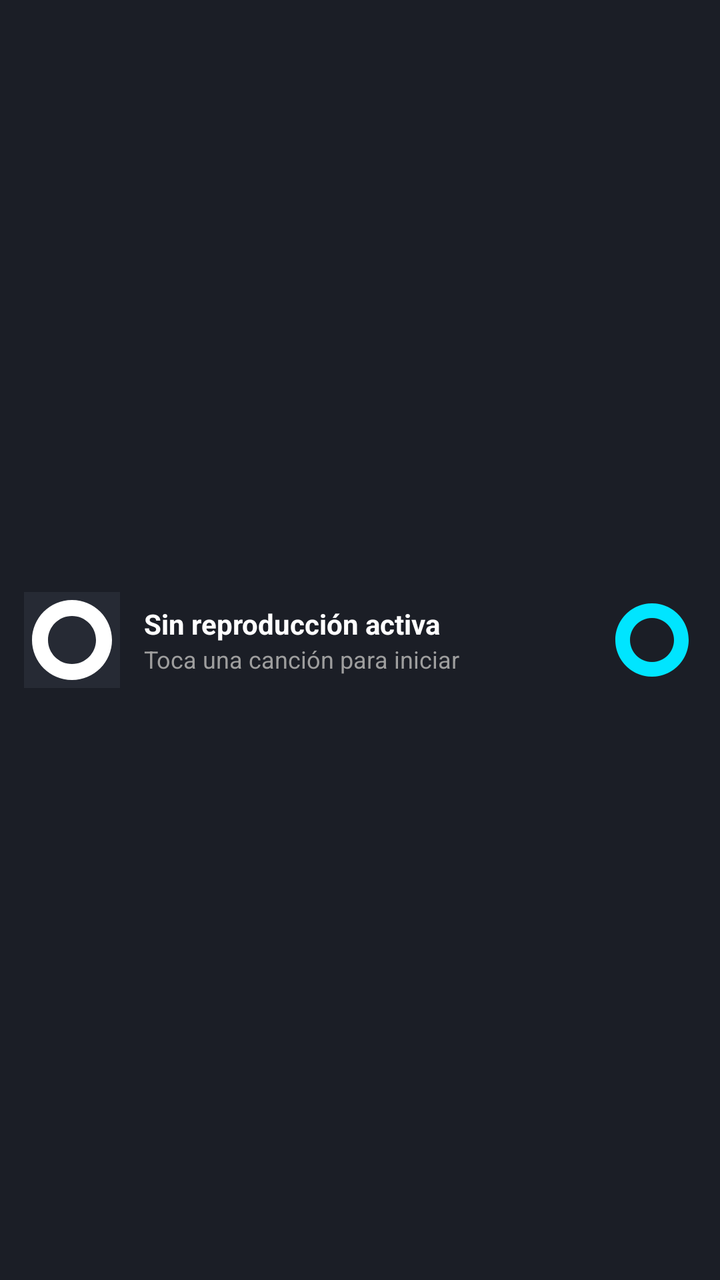
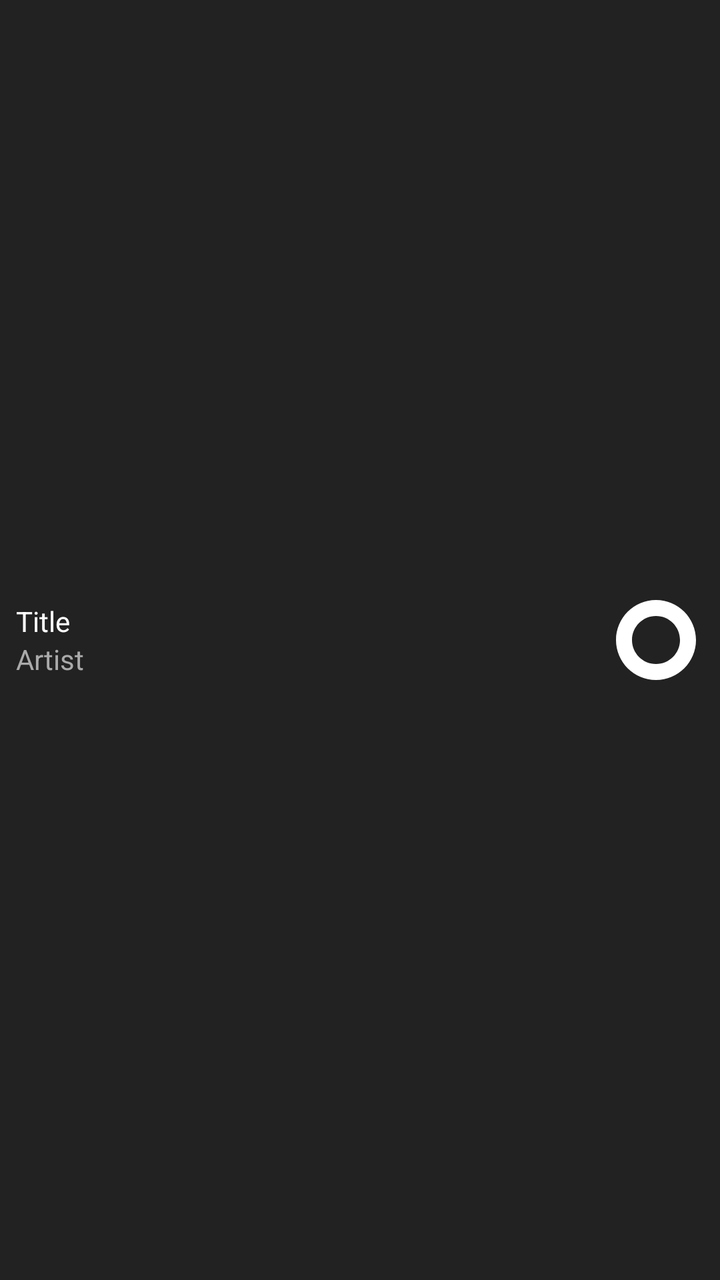

Compare the two renders of this Android layout. The source of the first and the diff that turns it into the second are given below.
<!-- AndroidManifest.xml: application theme android:Theme.Material.Light.NoActionBar -->
<!-- res/layout/mini_player.xml -->
<?xml version="1.0" encoding="utf-8"?>
<LinearLayout xmlns:android="http://schemas.android.com/apk/res/android"
    android:id="@+id/layoutMiniPlayer"
    android:layout_width="match_parent"
    android:layout_height="64dp"
    android:background="#1B1E26"
    android:gravity="center_vertical"
    android:orientation="horizontal"
    android:paddingStart="12dp"
    android:paddingEnd="12dp">

    <ImageView
        android:id="@+id/imgMiniCover"
        android:layout_width="48dp"
        android:layout_height="48dp"
        android:background="#262A34"
        android:contentDescription="@string/album_art"
        android:scaleType="centerCrop"
        android:src="@drawable/ic_music_note" />

    <LinearLayout
        android:layout_width="0dp"
        android:layout_height="wrap_content"
        android:layout_marginStart="12dp"
        android:layout_marginEnd="12dp"
        android:layout_weight="1"
        android:orientation="vertical">

        <TextView
            android:id="@+id/txtMiniTitle"
            android:layout_width="match_parent"
            android:layout_height="wrap_content"
            android:ellipsize="end"
            android:maxLines="1"
            android:text="@string/no_song_playing"
            android:textColor="#FFFFFF"
            android:textSize="14sp"
            android:textStyle="bold" />

        <TextView
            android:id="@+id/txtMiniArtist"
            android:layout_width="match_parent"
            android:layout_height="wrap_content"
            android:ellipsize="end"
            android:maxLines="1"
            android:text="@string/select_a_track"
            android:textColor="#9E9E9E"
            android:textSize="12sp" />
    </LinearLayout>

    <ImageButton
        android:id="@+id/btnMiniPlay"
        android:layout_width="44dp"
        android:layout_height="44dp"
        android:background="?attr/selectableItemBackgroundBorderless"
        android:contentDescription="@string/play_pause"
        android:src="@drawable/ic_play"
        android:tint="#00E5FF" />

</LinearLayout>
<!-- resources referenced by this layout -->
<resources>
  <!-- drawable ic_music_note (drawable) -->
  <vector xmlns:android="http://schemas.android.com/apk/res/android" android:width="24dp" android:height="24dp" android:viewportWidth="24" android:viewportHeight="24"><path android:fillColor="#FFFFFF" android:pathData="M12,2C6.48,2 2,6.48 2,12s4.48,10 10,10 10,-4.48 10,-10S17.52,2 12,2zM12,18c-3.31,0 -6,-2.69 -6,-6s2.69,-6 6,-6 6,2.69 6,6 -2.69,6 -6,6z"/></vector>
  <!-- drawable ic_play (drawable) -->
  <vector xmlns:android="http://schemas.android.com/apk/res/android" android:width="24dp" android:height="24dp" android:viewportWidth="24" android:viewportHeight="24"><path android:fillColor="#FFFFFF" android:pathData="M12,2C6.48,2 2,6.48 2,12s4.48,10 10,10 10,-4.48 10,-10S17.52,2 12,2zM12,18c-3.31,0 -6,-2.69 -6,-6s2.69,-6 6,-6 6,2.69 6,6 -2.69,6 -6,6z"/></vector>
  <string name="album_art">Carátula del álbum</string>
  <string name="no_song_playing">Sin reproducción activa</string>
  <string name="play_pause">Reproducir / Pausa</string>
  <string name="select_a_track">Toca una canción para iniciar</string>
</resources>

<!-- the commit's change to res/layout/mini_player.xml (unified diff, before → after) -->
@@ -1,60 +1,14 @@
 <?xml version="1.0" encoding="utf-8"?>
 <LinearLayout xmlns:android="http://schemas.android.com/apk/res/android"
-    android:id="@+id/layoutMiniPlayer"
-    android:layout_width="match_parent"
-    android:layout_height="64dp"
-    android:background="#1B1E26"
-    android:gravity="center_vertical"
-    android:orientation="horizontal"
-    android:paddingStart="12dp"
-    android:paddingEnd="12dp">
-
-    <ImageView
-        android:id="@+id/imgMiniCover"
-        android:layout_width="48dp"
-        android:layout_height="48dp"
-        android:background="#262A34"
-        android:contentDescription="@string/album_art"
-        android:scaleType="centerCrop"
-        android:src="@drawable/ic_music_note" />
-
-    <LinearLayout
-        android:layout_width="0dp"
-        android:layout_height="wrap_content"
-        android:layout_marginStart="12dp"
-        android:layout_marginEnd="12dp"
-        android:layout_weight="1"
-        android:orientation="vertical">
-
-        <TextView
-            android:id="@+id/txtMiniTitle"
-            android:layout_width="match_parent"
-            android:layout_height="wrap_content"
-            android:ellipsize="end"
-            android:maxLines="1"
-            android:text="@string/no_song_playing"
-            android:textColor="#FFFFFF"
-            android:textSize="14sp"
-            android:textStyle="bold" />
-
-        <TextView
-            android:id="@+id/txtMiniArtist"
-            android:layout_width="match_parent"
-            android:layout_height="wrap_content"
-            android:ellipsize="end"
-            android:maxLines="1"
-            android:text="@string/select_a_track"
-            android:textColor="#9E9E9E"
-            android:textSize="12sp" />
-    </LinearLayout>
-
-    <ImageButton
-        android:id="@+id/btnMiniPlay"
-        android:layout_width="44dp"
-        android:layout_height="44dp"
-        android:background="?attr/selectableItemBackgroundBorderless"
-        android:contentDescription="@string/play_pause"
-        android:src="@drawable/ic_play"
-        android:tint="#00E5FF" />
-
+ android:layout_width="match_parent"
+ android:layout_height="64dp"
+ android:orientation="horizontal"
+ android:background="#222"
+ android:gravity="center_vertical"
+ android:padding="8dp">
+<LinearLayout android:layout_width="0dp" android:layout_weight="1" android:layout_height="wrap_content" android:orientation="vertical">
+<TextView android:id="@+id/miniTitle" android:layout_width="match_parent" android:layout_height="wrap_content" android:textColor="#FFF" android:text="Title" android:maxLines="1"/>
+<TextView android:id="@+id/miniArtist" android:layout_width="match_parent" android:layout_height="wrap_content" android:textColor="#AAA" android:text="Artist" android:maxLines="1"/>
 </LinearLayout>
+<ImageView android:id="@+id/btnPlayPauseMini" android:layout_width="48dp" android:layout_height="48dp" android:src="@drawable/ic_play"/>
+</LinearLayout>
<!-- resource entries referenced after the edit -->
@@ -1,12 +1,6 @@
 <!-- resources referenced by this layout -->
 <resources>
-  <!-- drawable ic_music_note (drawable) -->
-  <vector xmlns:android="http://schemas.android.com/apk/res/android" android:width="24dp" android:height="24dp" android:viewportWidth="24" android:viewportHeight="24"><path android:fillColor="#FFFFFF" android:pathData="M12,2C6.48,2 2,6.48 2,12s4.48,10 10,10 10,-4.48 10,-10S17.52,2 12,2zM12,18c-3.31,0 -6,-2.69 -6,-6s2.69,-6 6,-6 6,2.69 6,6 -2.69,6 -6,6z"/></vector>
   <!-- drawable ic_play (drawable) -->
   <vector xmlns:android="http://schemas.android.com/apk/res/android" android:width="24dp" android:height="24dp" android:viewportWidth="24" android:viewportHeight="24"><path android:fillColor="#FFFFFF" android:pathData="M12,2C6.48,2 2,6.48 2,12s4.48,10 10,10 10,-4.48 10,-10S17.52,2 12,2zM12,18c-3.31,0 -6,-2.69 -6,-6s2.69,-6 6,-6 6,2.69 6,6 -2.69,6 -6,6z"/></vector>
-  <string name="album_art">Carátula del álbum</string>
-  <string name="no_song_playing">Sin reproducción activa</string>
-  <string name="play_pause">Reproducir / Pausa</string>
-  <string name="select_a_track">Toca una canción para iniciar</string>
 </resources>
 
